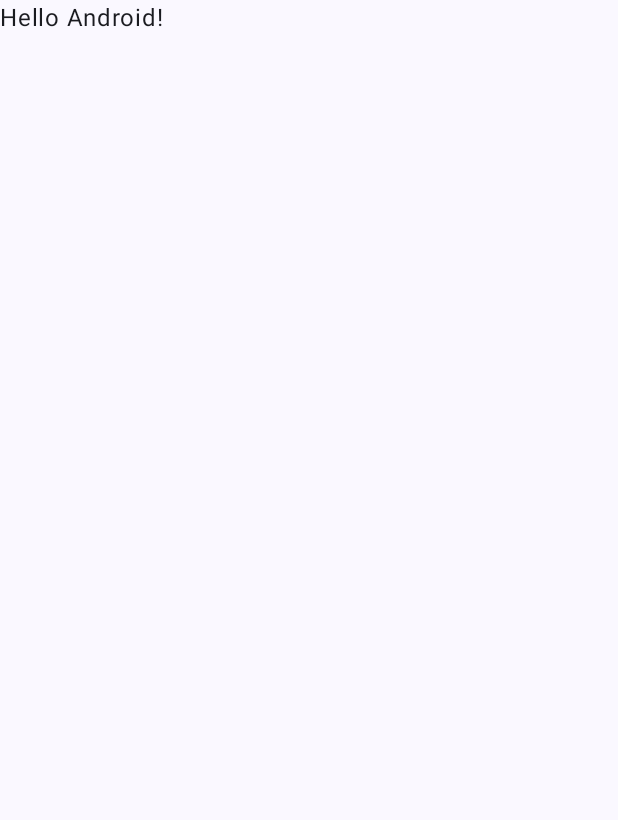
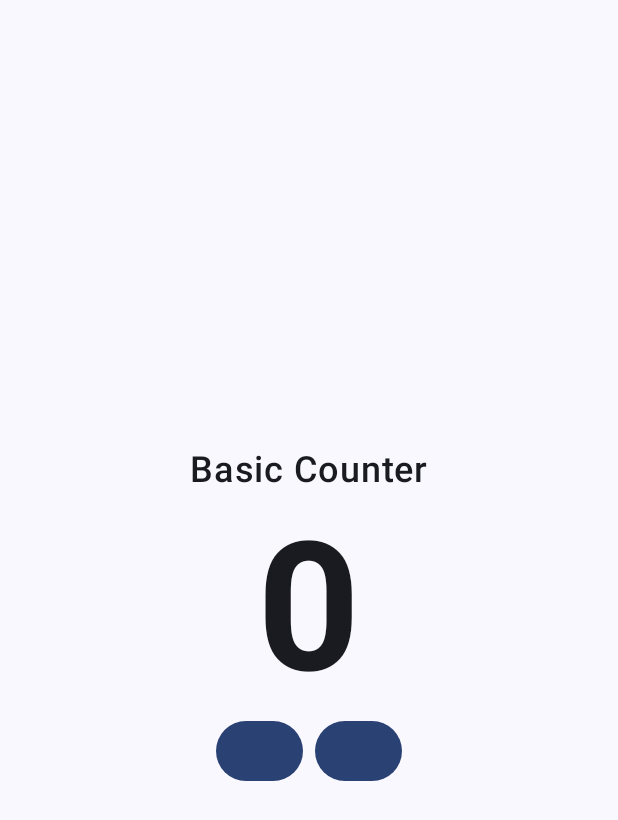
Before and after one commit to yoesuv/Android-Wear-Basic-Counter, an Android app built with Jetpack Compose: the screen it shows after launch (MainActivity), on a phone screen of 412 x 824 dp. Before the commit the part shown is almost empty. Shown: the top 820 px of the screen. Run offline under Robolectric (Android 15) with nearby library versions, the phone set to English and light mode, and no system bars.

Commit message:
:art: layout main apps

```diff
--- a/app/src/main/java/com/yoesuv/basiccounter/MainActivity.kt
+++ b/app/src/main/java/com/yoesuv/basiccounter/MainActivity.kt
@@ -3,13 +3,24 @@ package com.yoesuv.basiccounter
 import android.os.Bundle
 import androidx.activity.ComponentActivity
 import androidx.activity.compose.setContent
+import androidx.compose.foundation.layout.Arrangement
+import androidx.compose.foundation.layout.Column
+import androidx.compose.foundation.layout.Row
+import androidx.compose.foundation.layout.Spacer
 import androidx.compose.foundation.layout.fillMaxSize
+import androidx.compose.foundation.layout.height
+import androidx.compose.foundation.layout.width
+import androidx.compose.material3.Button
 import androidx.compose.material3.MaterialTheme
 import androidx.compose.material3.Surface
 import androidx.compose.material3.Text
 import androidx.compose.runtime.Composable
+import androidx.compose.ui.Alignment
 import androidx.compose.ui.Modifier
+import androidx.compose.ui.text.font.FontWeight
 import androidx.compose.ui.tooling.preview.Preview
+import androidx.compose.ui.unit.dp
+import androidx.compose.ui.unit.sp
 import com.yoesuv.basiccounter.ui.theme.BasicCounterTheme
 
 class MainActivity : ComponentActivity() {
@@ -22,7 +33,27 @@ class MainActivity : ComponentActivity() {
                     modifier = Modifier.fillMaxSize(),
                     color = MaterialTheme.colorScheme.background
                 ) {
-                    Greeting("Android")
+                    Column(
+                        horizontalAlignment = Alignment.CenterHorizontally,
+                        verticalArrangement = Arrangement.Center
+                    ) {
+                        Text(
+                            text = getString(R.string.app_name),
+                            fontWeight = FontWeight.Medium,
+                            fontSize = 24.sp
+                        )
+                        Spacer(modifier = Modifier.height(8.dp))
+                        Text(text = "0", fontWeight = FontWeight.Bold, fontSize = 120.sp)
+                        Row {
+                            Button(onClick = { /*TODO*/ }) {
+
+                            }
+                            Spacer(modifier = Modifier.width(8.dp))
+                            Button(onClick = { /*TODO*/ }) {
+
+                            }
+                        }
+                    }
                 }
             }
         }
```
